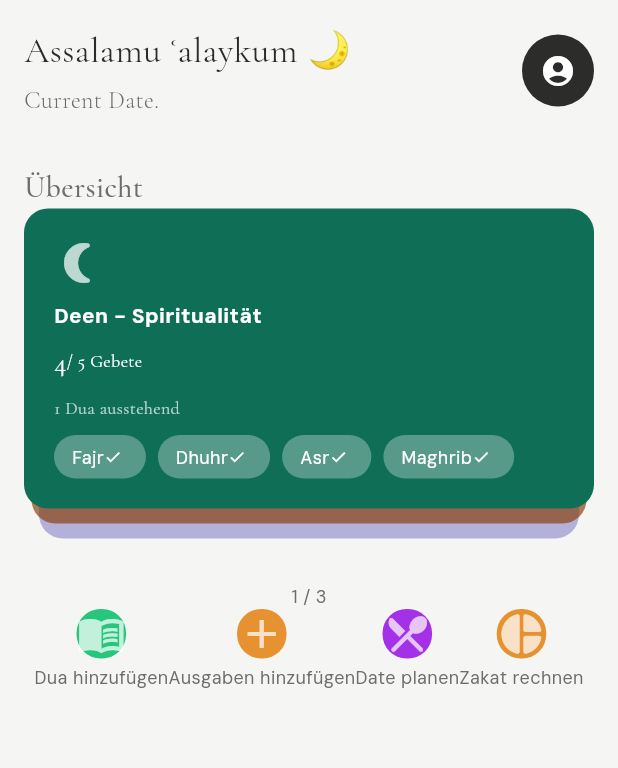
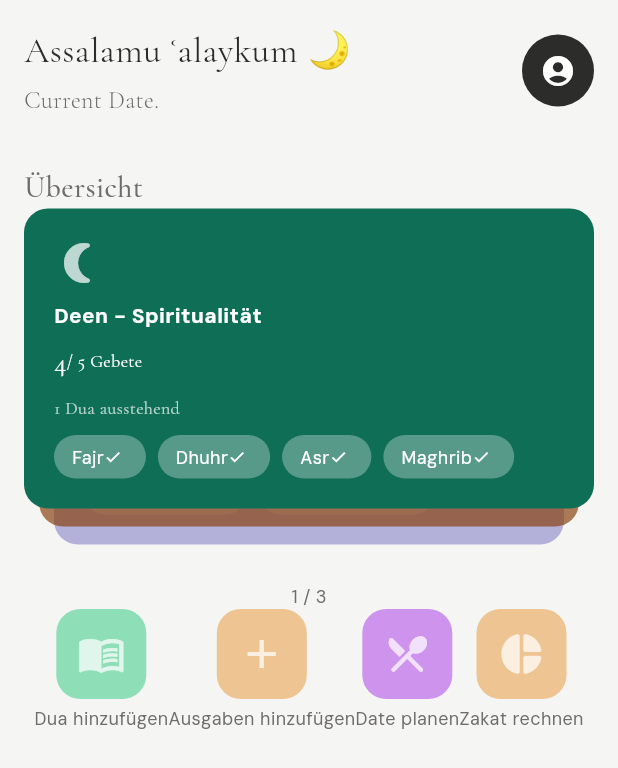
Before and after one commit to fairytaib/HusbandTest, a Flutter app: the screen it shows after launch, on a phone screen of 412 x 824 dp. Shown: the top 768 px of the screen. Run offline on Flutter 3.47's test engine with Material 3 defaults, Android fonts, the phone set to English and light mode, and no system bars.

Commit message:
Redefine animation

```diff
--- a/lib/features/home/home_screen.dart
+++ b/lib/features/home/home_screen.dart
@@ -208,10 +208,7 @@ class _InteractiveCardStackState extends State<InteractiveCardStack> {
 
   @override
   Widget build(BuildContext context) {
-    int topIndex = _currentIndex;
-    int back1Index = (_currentIndex + 1) % widget.cards.length;
-    int back2Index = (_currentIndex + 2) % widget.cards.length;
-    int indexDisplay = _currentIndex + 1;
+    int stackPosition = _currentIndex + 1;
     return Column(
       mainAxisAlignment: MainAxisAlignment.start,
       crossAxisAlignment: CrossAxisAlignment.start,
@@ -231,32 +228,55 @@ class _InteractiveCardStackState extends State<InteractiveCardStack> {
             height: 250,
             width: double.infinity,
             child: Stack(
-              children: [
-                AnimatedPositioned(
-                  duration: Duration(milliseconds: 300),
-                  curve: Curves.easeOutBack,
-                  top: 20,
-                  left: 10,
-                  right: 10,
-                  child: Opacity(opacity: 0.4, child: widget.cards[back2Index]),
-                ),
-                AnimatedPositioned(
-                  duration: Duration(milliseconds: 300),
-                  curve: Curves.easeOutBack,
-                  top: 10,
-                  left: 5,
-                  right: 5,
-                  child: Opacity(opacity: 0.7, child: widget.cards[back1Index]),
-                ),
-                AnimatedPositioned(
-                  duration: Duration(milliseconds: 300),
-                  curve: Curves.easeOutBack,
-                  top: 0,
-                  left: 0,
-                  right: 0,
-                  child: Opacity(opacity: 1.0, child: widget.cards[topIndex]),
-                ),
-              ],
+              children: widget.cards
+                  .asMap()
+                  .entries
+                  .map((entry) {
+                    int index = entry.key;
+                    int position =
+                        (index - _currentIndex + widget.cards.length) %
+                        widget.cards.length;
+
+                    double top = 0;
+                    double horizontalInset = 0;
+                    double opacity = 1.0;
+
+                    if (position == 0) {
+                      // Karte ist ganz vorne
+                      top = 0;
+                      horizontalInset = 0;
+                      opacity = 1.0;
+                    } else if (position == 1) {
+                      // Karte ist in der Mitte
+                      top = 12;
+                      horizontalInset = 10;
+                      opacity = 0.7;
+                    } else {
+                      // Karte ist ganz hinten
+                      top = 24;
+                      horizontalInset = 20;
+                      opacity = 0.4;
+                    }
+
+                    return AnimatedPositioned(
+                      key: ValueKey(
+                        index,
+                      ), // WICHTIG: Damit Flutter die Karte wiederkennt
+                      duration: const Duration(milliseconds: 400),
+                      curve: Curves.easeOutBack,
+                      top: top,
+                      left: horizontalInset,
+                      right: horizontalInset,
+                      child: AnimatedOpacity(
+                        duration: const Duration(milliseconds: 400),
+                        opacity: opacity,
+                        child: entry.value,
+                      ),
+                    );
+                  })
+                  .toList()
+                  .reversed
+                  .toList(),
             ),
           ),
         ),
@@ -264,7 +284,7 @@ class _InteractiveCardStackState extends State<InteractiveCardStack> {
           mainAxisAlignment: MainAxisAlignment.center,
           children: [
             Text(
-              indexDisplay.toString(),
+              stackPosition.toString(),
               style: TextStyle(
                 fontFamily: 'DM Sans',
                 fontSize: 12,
@@ -306,7 +326,7 @@ class _QuickActionState extends State<QuickAction> {
   @override
   Widget build(BuildContext context) {
     return Column(
-      mainAxisAlignment: MainAxisAlignment.center,
+      mainAxisAlignment: MainAxisAlignment.spaceBetween,
       crossAxisAlignment: CrossAxisAlignment.center,
       children: [
         GestureDetector(
@@ -314,10 +334,10 @@ class _QuickActionState extends State<QuickAction> {
             // Handle tap event
           },
           child: Container(
-            width: 33,
-            height: 33,
+            width: 60,
+            height: 60,
             decoration: BoxDecoration(
-              color: widget.backgroundColor,
+              color: widget.backgroundColor.withValues(alpha: 0.5),
               borderRadius: BorderRadius.circular(16),
             ),
             child: Icon(
```
